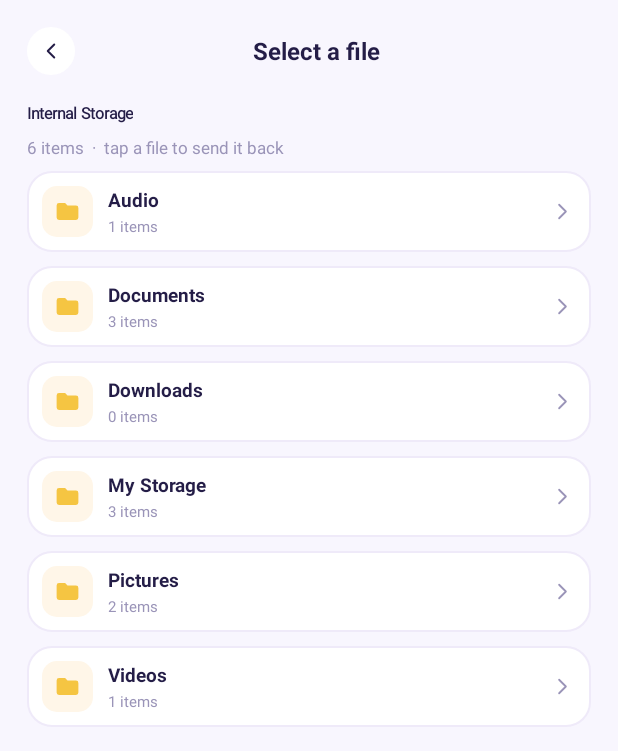
After one commit to saiqul211/nooxe-file, an Android app: the PickerActivity screen opened directly, with no data from a screen before it, on a phone screen of 412 x 824 dp. The commit adds this screen. Shown: the top 751 px of the screen. Run offline under Robolectric (Android 15) with nearby library versions, the phone set to English and light mode, and no system bars.

Commit message:
feat(picker): appear in system file picker (GET_CONTENT/OPEN_DOCUMENT) and return picked file

```diff
--- /dev/null
+++ b/app/src/main/java/com/nooxe/file/PickerActivity.kt
@@ -0,0 +1,140 @@
+package com.nooxe.file
+
+import android.content.ClipData
+import android.content.Intent
+import android.os.Bundle
+import android.widget.TextView
+import androidx.appcompat.app.AppCompatActivity
+import androidx.core.content.FileProvider
+import androidx.recyclerview.widget.LinearLayoutManager
+import com.nooxe.file.adapter.PickerAdapter
+import com.nooxe.file.data.FsNode
+import com.nooxe.file.data.FileSystem
+import com.nooxe.file.databinding.ActivityPickerBinding
+import java.io.File
+
+/**
+ * Entry point shown in the system file picker (ACTION_GET_CONTENT / ACTION_OPEN_DOCUMENT).
+ *
+ * The user browses the Nooxe file tree, taps a file, and the picked file is returned
+ * to the calling app (WhatsApp, Messenger, Gmail, ...) as a content:// URI.
+ */
+class PickerActivity : AppCompatActivity() {
+
+    private lateinit var binding: ActivityPickerBinding
+    private lateinit var adapter: PickerAdapter
+
+    private val tab = "internal"
+    private val path = mutableListOf("internal")
+
+    override fun onCreate(savedInstanceState: Bundle?) {
+        super.onCreate(savedInstanceState)
+        binding = ActivityPickerBinding.inflate(layoutInflater)
+        setContentView(binding.root)
+
+        adapter = PickerAdapter(
+            onFolder = { openFolder(it) },
+            onFile = { returnFile(it) }
+        )
+        binding.recycler.layoutManager = LinearLayoutManager(this)
+        binding.recycler.adapter = adapter
+        binding.btnBack.setOnClickListener { goBack() }
+
+        render()
+    }
+
+    override fun onBackPressed() {
+        goBack()
+    }
+
+    private fun goBack() {
+        if (path.size > 1) {
+            path.removeAt(path.size - 1)
+            render()
+        } else {
+            setResult(RESULT_CANCELED)
+            finish()
+        }
+    }
+
+    private fun openFolder(folder: FsNode.Folder) {
+        path.add(folder.id)
+        render()
+    }
+
+    private fun render() {
+        val folder = FileSystem.resolve(tab, path)
+        binding.tvTitle.text = getString(R.string.pick_file)
+
+        val folders = folder.children
+            .filterIsInstance<FsNode.Folder>()
+            .sortedBy { it.name.lowercase() }
+        val files = folder.children
+            .filterIsInstance<FsNode.File>()
+            .sortedBy { it.name.lowercase() }
+
+        val list = mutableListOf<FsNode>()
+        list.addAll(folders)
+        list.addAll(files)
+        adapter.submit(list)
+
+        binding.tvMeta.text =
+            "${folders.size + files.size} items  ·  tap a file to send it back"
+
+        renderBreadcrumb()
+    }
+
+    private fun renderBreadcrumb() {
+        binding.breadcrumb.removeAllViews()
+        val names = mutableListOf<String>()
+        var acc = listOf(path.first())
+        names.add(FileSystem.resolve(tab, acc).name)
+        for (i in 1 until path.size) {
+            acc = acc + path[i]
+            names.add(FileSystem.resolve(tab, acc).name)
+        }
+        names.forEachIndexed { i, name ->
+            val tv = TextView(this).apply {
+                text = name
+                textSize = 10.5f
+                setTextColor(
+                    if (i == names.size - 1) resources.getColor(R.color.ink, null)
+                    else resources.getColor(R.color.muted, null)
+                )
+                if (i == names.size - 1) paint.isFakeBoldText = true
+            }
+            binding.breadcrumb.addView(tv)
+            if (i != names.size - 1) {
+                val sep = TextView(this).apply {
+                    text = "  ›  "
+                    textSize = 10.5f
+                    setTextColor(resources.getColor(R.color.muted, null))
+                }
+                binding.breadcrumb.addView(sep)
+            }
+        }
+    }
+
+    private fun returnFile(file: FsNode.File) {
+        val dir = File(cacheDir, "shared")
+        if (!dir.exists()) dir.mkdirs()
+
+        val safeName = file.name.replace(Regex("[^A-Za-z0-9._-]"), "_")
+        val out = File(dir, safeName)
+        out.writeText("Nooxe File — sample content for ${file.name}\n")
+
+        val uri = FileProvider.getUriForFile(
+            this,
+            "$packageName.fileprovider",
+            out
+        )
+
+        val result = Intent().apply {
+            data = uri
+            addFlags(Intent.FLAG_GRANT_READ_URI_PERMISSION)
+            clipData = ClipData.newRawUri(file.name, uri)
+        }
+        setResult(RESULT_OK, result)
+        finish()
+    }
+}
--- /dev/null
+++ b/app/src/main/java/com/nooxe/file/adapter/PickerAdapter.kt
@@ -0,0 +1,61 @@
+package com.nooxe.file.adapter
+
+import android.view.LayoutInflater
+import android.view.ViewGroup
+import androidx.recyclerview.widget.RecyclerView
+import com.nooxe.file.R
+import com.nooxe.file.data.FsNode
+import com.nooxe.file.data.StorageState
+import com.nooxe.file.databinding.ItemPickerFileBinding
+
+class PickerAdapter(
+    private val onFolder: (FsNode.Folder) -> Unit,
+    private val onFile: (FsNode.File) -> Unit
+) : RecyclerView.Adapter<PickerAdapter.VH>() {
+
+    private val items = mutableListOf<FsNode>()
+
+    fun submit(list: List<FsNode>) {
+        items.clear()
+        items.addAll(list)
+        notifyDataSetChanged()
+    }
+
+    override fun getItemCount() = items.size
+
+    override fun onCreateViewHolder(parent: ViewGroup, viewType: Int): VH {
+        val b = ItemPickerFileBinding.inflate(LayoutInflater.from(parent.context), parent, false)
+        return VH(b)
+    }
+
+    override fun onBindViewHolder(holder: VH, position: Int) {
+        val node = items[position]
+        when (node) {
+            is FsNode.Folder -> {
+                holder.b.ivIcon.setImageResource(R.drawable.ic_folder)
+                holder.b.tvName.text = node.name
+                holder.b.tvMeta.text = "${node.children.size} items"
+                holder.b.ivChevron.visibility = android.view.View.VISIBLE
+                holder.itemView.setOnClickListener { onFolder(node) }
+            }
+            is FsNode.File -> {
+                holder.b.ivIcon.setImageResource(iconFor(node.kind))
+                holder.b.tvName.text = node.name
+                holder.b.tvMeta.text =
+                    "${StorageState.formatSize(node.sizeMB)}  ·  ${node.added}"
+                holder.b.ivChevron.visibility = android.view.View.INVISIBLE
+                holder.itemView.setOnClickListener { onFile(node) }
+            }
+        }
+    }
+
+    class VH(val b: ItemPickerFileBinding) : RecyclerView.ViewHolder(b.root)
+
+    private fun iconFor(kind: String): Int = when (kind) {
+        "pdf", "doc", "fig", "zip" -> R.drawable.ic_doc
+        "png", "jpg" -> R.drawable.ic_pic
+        "mp4" -> R.drawable.ic_video
+        "mp3" -> R.drawable.ic_audio
+        else -> R.drawable.ic_doc
+    }
+}
--- /dev/null
+++ b/app/src/main/res/layout/activity_picker.xml
@@ -0,0 +1,75 @@
+<?xml version="1.0" encoding="utf-8"?>
+<LinearLayout xmlns:android="http://schemas.android.com/apk/res/android"
+    android:layout_width="match_parent"
+    android:layout_height="match_parent"
+    android:background="@color/screen_bg"
+    android:orientation="vertical">
+
+    <LinearLayout
+        android:layout_width="match_parent"
+        android:layout_height="wrap_content"
+        android:gravity="center_vertical"
+        android:orientation="horizontal"
+        android:padding="18dp">
+
+        <ImageView
+            android:id="@+id/btnBack"
+            android:layout_width="32dp"
+            android:layout_height="32dp"
+            android:background="@drawable/bg_circle_white"
+            android:padding="7dp"
+            android:src="@drawable/ic_back" />
+
+        <TextView
+            android:id="@+id/tvTitle"
+            android:layout_width="0dp"
+            android:layout_height="wrap_content"
+            android:layout_marginStart="10dp"
+            android:layout_weight="1"
+            android:gravity="center"
+            android:text="@string/pick_file"
+            android:textColor="@color/ink"
+            android:textSize="16sp"
+            android:textStyle="bold" />
+
+        <View
+            android:layout_width="32dp"
+            android:layout_height="32dp" />
+    </LinearLayout>
+
+    <HorizontalScrollView
+        android:layout_width="match_parent"
+        android:layout_height="wrap_content"
+        android:paddingLeft="18dp"
+        android:paddingRight="18dp"
+        android:scrollbars="none">
+
+        <LinearLayout
+            android:id="@+id/breadcrumb"
+            android:layout_width="wrap_content"
+            android:layout_height="wrap_content"
+            android:gravity="center_vertical"
+            android:orientation="horizontal" />
+    </HorizontalScrollView>
+
+    <TextView
+        android:id="@+id/tvMeta"
+        android:layout_width="match_parent"
+        android:layout_height="wrap_content"
+        android:paddingLeft="18dp"
+        android:paddingRight="18dp"
+        android:paddingTop="8dp"
+        android:paddingBottom="8dp"
+        android:textColor="@color/muted"
+        android:textSize="11sp" />
+
+    <androidx.recyclerview.widget.RecyclerView
+        android:id="@+id/recycler"
+        android:layout_width="match_parent"
+        android:layout_height="0dp"
+        android:layout_weight="1"
+        android:clipToPadding="false"
+        android:paddingLeft="18dp"
+        android:paddingRight="18dp"
+        android:paddingBottom="24dp" />
+</LinearLayout>
--- /dev/null
+++ b/app/src/main/res/layout/item_picker_file.xml
@@ -0,0 +1,49 @@
+<?xml version="1.0" encoding="utf-8"?>
+<LinearLayout xmlns:android="http://schemas.android.com/apk/res/android"
+    android:layout_width="match_parent"
+    android:layout_height="wrap_content"
+    android:layout_marginBottom="9dp"
+    android:background="@drawable/bg_row"
+    android:gravity="center_vertical"
+    android:orientation="horizontal"
+    android:padding="10dp">
+
+    <ImageView
+        android:id="@+id/ivIcon"
+        android:layout_width="34dp"
+        android:layout_height="34dp"
+        android:background="@drawable/bg_icon_tile"
+        android:padding="7dp" />
+
+    <LinearLayout
+        android:layout_width="0dp"
+        android:layout_height="wrap_content"
+        android:layout_marginStart="10dp"
+        android:layout_weight="1"
+        android:orientation="vertical">
+
+        <TextView
+            android:id="@+id/tvName"
+            android:layout_width="match_parent"
+            android:layout_height="wrap_content"
+            android:ellipsize="end"
+            android:maxLines="1"
+            android:textColor="@color/ink"
+            android:textSize="12.5sp"
+            android:textStyle="bold" />
+
+        <TextView
+            android:id="@+id/tvMeta"
+            android:layout_width="match_parent"
+            android:layout_height="wrap_content"
+            android:layout_marginTop="2dp"
+            android:textColor="@color/muted"
+            android:textSize="10sp" />
+    </LinearLayout>
+
+    <ImageView
+        android:id="@+id/ivChevron"
+        android:layout_width="18dp"
+        android:layout_height="18dp"
+        android:src="@drawable/ic_chevron_right" />
+</LinearLayout>
--- a/app/src/main/res/values/strings.xml
+++ b/app/src/main/res/values/strings.xml
@@ -28,4 +28,5 @@
     <string name="tagged">Tagged %d item(s)</string>
     <string name="back">Back</string>
     <string name="no_items">No files here</string>
+    <string name="pick_file">Select a file</string>
 </resources>
--- /dev/null
+++ b/app/src/main/res/xml/file_paths.xml
@@ -0,0 +1,4 @@
+<?xml version="1.0" encoding="utf-8"?>
+<paths xmlns:android="http://schemas.android.com/apk/res/android">
+    <cache-path name="shared" path="shared/" />
+</paths>
```
Also changed, not shown: app/src/main/AndroidManifest.xml (+33 -0 lines).
